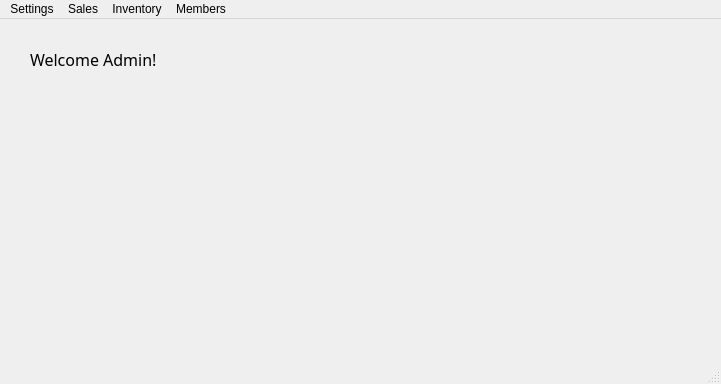
Old version of the form admin.ui in the repository P4TOO/BulkClub-System.
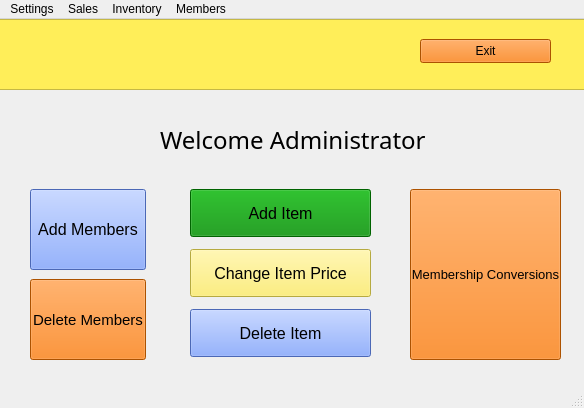
New version of the form. Icons and pictures are not drawn.

Commit message: updated admin ui w/ colors and buttons

Diff of the .ui file:
```diff
--- a/admin.ui
+++ b/admin.ui
@@ -6,31 +6,205 @@
    <rect>
     <x>0</x>
     <y>0</y>
-    <width>721</width>
-    <height>384</height>
+    <width>584</width>
+    <height>408</height>
    </rect>
   </property>
   <property name="windowTitle">
    <string>MainWindow</string>
   </property>
   <widget class="QWidget" name="centralwidget">
-   <widget class="QLabel" name="label">
+   <widget class="QGraphicsView" name="graphicsView_2">
     <property name="geometry">
      <rect>
-      <x>30</x>
+      <x>-50</x>
+      <y>0</y>
+      <width>671</width>
+      <height>71</height>
+     </rect>
+    </property>
+    <property name="styleSheet">
+     <string notr="true">background-color:rgb(255, 238, 89)</string>
+    </property>
+   </widget>
+   <widget class="QPushButton" name="exitButton">
+    <property name="geometry">
+     <rect>
+      <x>420</x>
       <y>20</y>
-      <width>211</width>
+      <width>131</width>
+      <height>24</height>
+     </rect>
+    </property>
+    <property name="styleSheet">
+     <string notr="true">background-color: rgb(241, 115, 0)</string>
+    </property>
+    <property name="text">
+     <string>Exit</string>
+    </property>
+   </widget>
+   <widget class="QLabel" name="label_2">
+    <property name="geometry">
+     <rect>
+      <x>20</x>
+      <y>0</y>
+      <width>51</width>
+      <height>61</height>
+     </rect>
+    </property>
+    <property name="text">
+     <string/>
+    </property>
+    <property name="pixmap">
+     <pixmap>../Misc 2/Downloads/output-onlinepngtools.png</pixmap>
+    </property>
+   </widget>
+   <widget class="QPushButton" name="changeItemPrice">
+    <property name="geometry">
+     <rect>
+      <x>190</x>
+      <y>230</y>
+      <width>181</width>
+      <height>48</height>
+     </rect>
+    </property>
+    <property name="font">
+     <font>
+      <pointsize>12</pointsize>
+     </font>
+    </property>
+    <property name="styleSheet">
+     <string notr="true">background-color:rgb(255, 238, 89)</string>
+    </property>
+    <property name="text">
+     <string>Change Item Price</string>
+    </property>
+   </widget>
+   <widget class="QPushButton" name="deleteItem">
+    <property name="geometry">
+     <rect>
+      <x>190</x>
+      <y>290</y>
+      <width>181</width>
+      <height>48</height>
+     </rect>
+    </property>
+    <property name="font">
+     <font>
+      <pointsize>12</pointsize>
+     </font>
+    </property>
+    <property name="styleSheet">
+     <string notr="true">background-color: rgb(105, 146, 255)</string>
+    </property>
+    <property name="text">
+     <string>Delete Item</string>
+    </property>
+   </widget>
+   <widget class="QPushButton" name="deleteMembers">
+    <property name="geometry">
+     <rect>
+      <x>30</x>
+      <y>260</y>
+      <width>116</width>
+      <height>81</height>
+     </rect>
+    </property>
+    <property name="font">
+     <font>
+      <pointsize>11</pointsize>
+     </font>
+    </property>
+    <property name="styleSheet">
+     <string notr="true">background-color: rgb(241, 115, 0)</string>
+    </property>
+    <property name="text">
+     <string>Delete Members</string>
+    </property>
+   </widget>
+   <widget class="QLabel" name="label">
+    <property name="geometry">
+     <rect>
+      <x>160</x>
+      <y>100</y>
+      <width>281</width>
       <height>41</height>
      </rect>
     </property>
     <property name="font">
      <font>
-      <family>Algerian</family>
+      <family>Segoe UI Semilight</family>
+      <pointsize>18</pointsize>
+     </font>
+    </property>
+    <property name="text">
+     <string>Welcome Administrator</string>
+    </property>
+   </widget>
+   <widget class="QPushButton" name="addItem">
+    <property name="geometry">
+     <rect>
+      <x>190</x>
+      <y>170</y>
+      <width>181</width>
+      <height>48</height>
+     </rect>
+    </property>
+    <property name="font">
+     <font>
       <pointsize>12</pointsize>
      </font>
     </property>
+    <property name="styleSheet">
+     <string notr="true">background-color:rgb(0, 139, 0)</string>
+    </property>
     <property name="text">
-     <string>Welcome Admin!</string>
+     <string>Add Item</string>
+    </property>
+   </widget>
+   <widget class="QPushButton" name="addMembers">
+    <property name="geometry">
+     <rect>
+      <x>30</x>
+      <y>170</y>
+      <width>116</width>
+      <height>81</height>
+     </rect>
+    </property>
+    <property name="font">
+     <font>
+      <pointsize>12</pointsize>
+     </font>
+    </property>
+    <property name="autoFillBackground">
+     <bool>false</bool>
+    </property>
+    <property name="styleSheet">
+     <string notr="true">background-color: rgb(105, 146, 255)</string>
+    </property>
+    <property name="text">
+     <string>Add Members</string>
+    </property>
+   </widget>
+   <widget class="QPushButton" name="membershipConversions">
+    <property name="geometry">
+     <rect>
+      <x>410</x>
+      <y>170</y>
+      <width>151</width>
+      <height>171</height>
+     </rect>
+    </property>
+    <property name="font">
+     <font>
+      <pointsize>10</pointsize>
+     </font>
+    </property>
+    <property name="styleSheet">
+     <string notr="true">background-color: rgb(241, 115, 0)</string>
+    </property>
+    <property name="text">
+     <string>Membership Conversions</string>
     </property>
    </widget>
   </widget>
@@ -39,8 +213,8 @@
     <rect>
      <x>0</x>
      <y>0</y>
-     <width>721</width>
-     <height>22</height>
+     <width>584</width>
+     <height>17</height>
     </rect>
    </property>
    <widget class="QMenu" name="menuSettings">
```
The commit also changes 1 other file.
